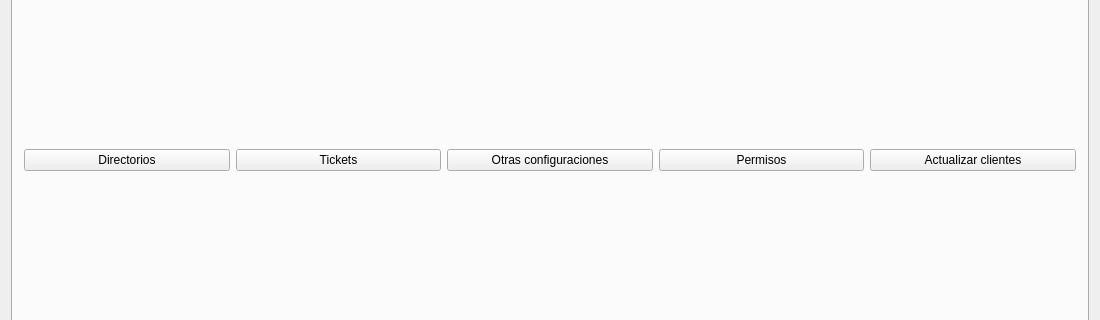
Above: tienda.ui from Ladis72/tienda before the change; both pictures show x 0 to 1100 and y 208 to 528 of the 1100 by 754 pixel window. Below: the same form after it.
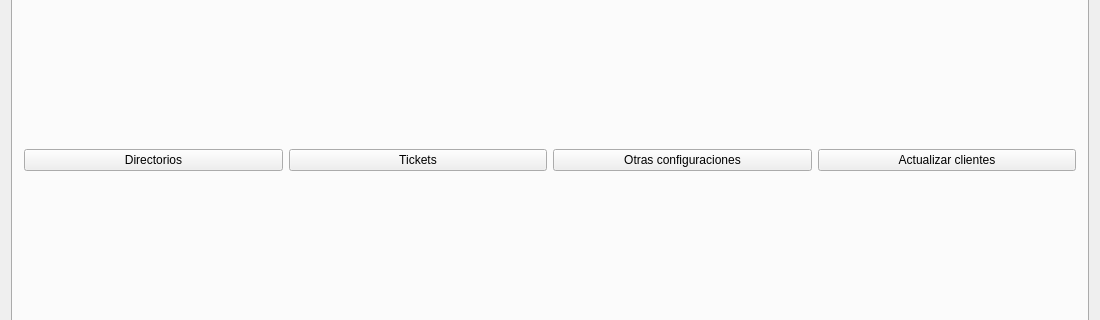
That is the form after the change. The open tabs and pages were chosen to show the change. Icons and pictures are not drawn.

Commit message: Completado login?

Patch:
```diff
--- a/tienda.ui
+++ b/tienda.ui
@@ -332,9 +332,9 @@
        </attribute>
        <layout class="QGridLayout" name="gridLayout_6">
         <item row="0" column="3">
-         <widget class="QPushButton" name="pushButtonPermisos">
+         <widget class="QPushButton" name="pushButtonActualizarClientes">
           <property name="text">
-           <string>Permisos</string>
+           <string>Actualizar clientes</string>
           </property>
          </widget>
         </item>
@@ -352,13 +352,6 @@
           </property>
          </widget>
         </item>
-        <item row="0" column="4">
-         <widget class="QPushButton" name="pushButtonActualizarClientes">
-          <property name="text">
-           <string>Actualizar clientes</string>
-          </property>
-         </widget>
-        </item>
         <item row="0" column="0">
          <widget class="QPushButton" name="pushButtonInformes">
           <property name="text">
```
Left out of the diff: 4 changed lines with no effect on the pictures. The commit also changes 1 other file.
